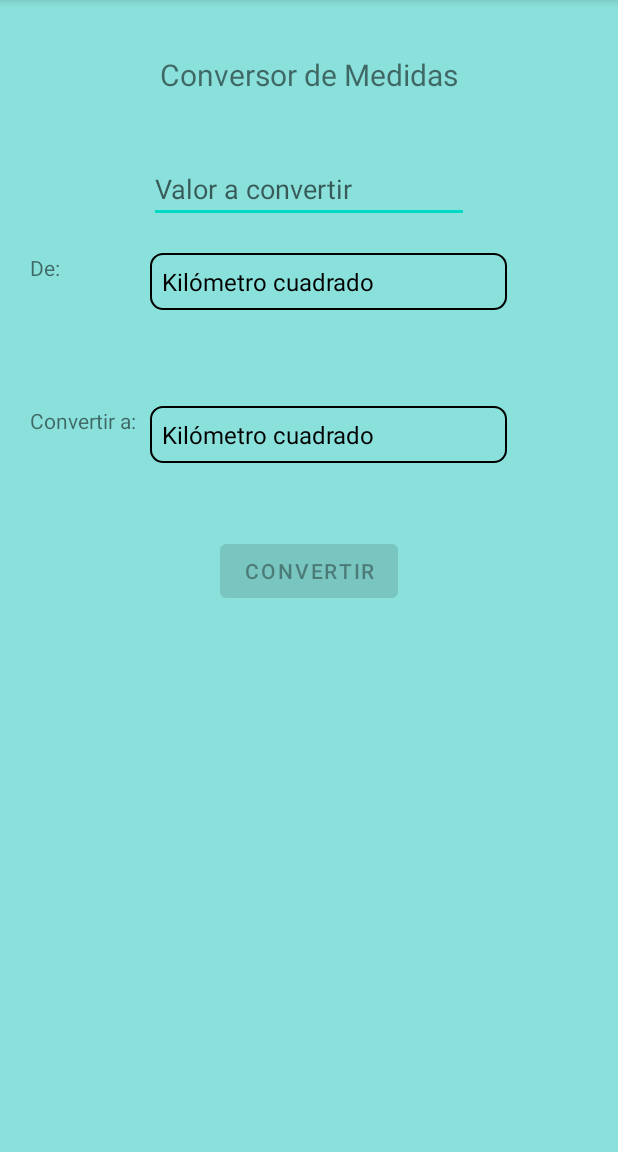
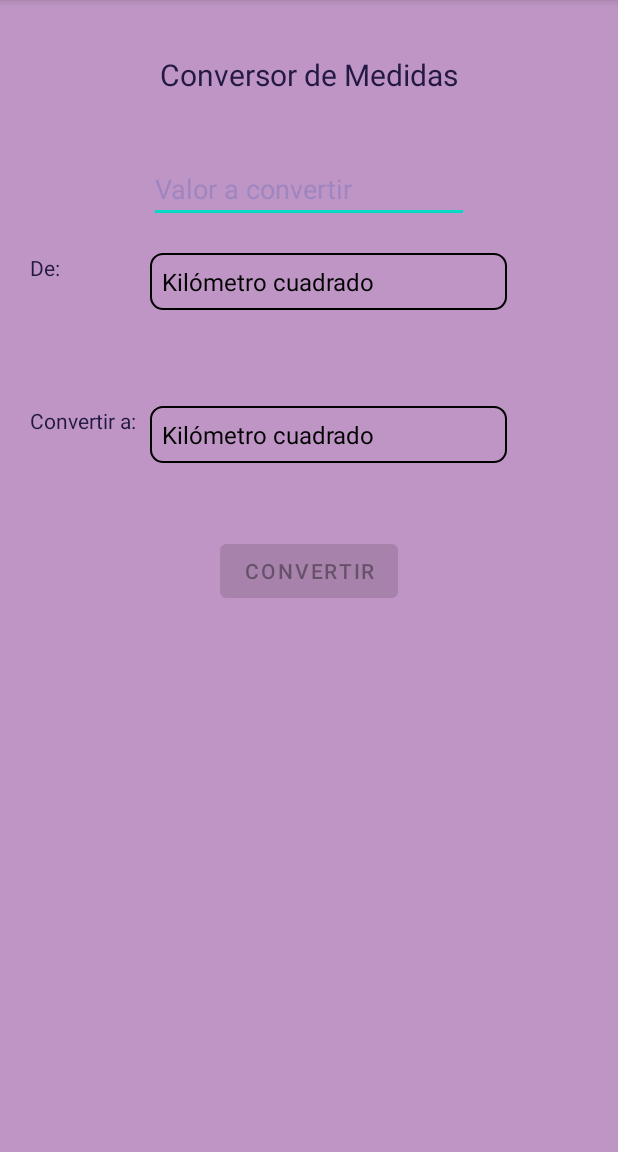
Before and after one commit to marticv/conversor_medidas, an Android app: the screen it shows after launch (MainActivity), on a phone screen of 412 x 824 dp, the part 84-1236 px from its top. Run offline under Robolectric (Android 15) with nearby library versions, the phone set to English and light mode, and no system bars.

Commit message:
Colores cambiados para facilitar vision

```diff
--- a/app/src/main/res/layout/activity_main.xml
+++ b/app/src/main/res/layout/activity_main.xml
@@ -4,7 +4,7 @@
     xmlns:tools="http://schemas.android.com/tools"
     android:layout_width="match_parent"
     android:layout_height="match_parent"
-    android:background="@color/color_propio"
+    android:background="@color/myBackground"
     tools:context=".MainActivity">
 
     <TextView
@@ -14,6 +14,7 @@
         android:layout_marginTop="36dp"
         android:text="Conversor de Medidas"
         android:textSize="20dp"
+        android:textColor="@color/textColor"
         app:layout_constraintEnd_toEndOf="parent"
         app:layout_constraintHorizontal_bias="0.5"
         app:layout_constraintStart_toStartOf="parent"
@@ -25,6 +26,7 @@
         android:layout_height="wrap_content"
         android:layout_marginTop="40dp"
         android:ems="10"
+        android:textColorHint="@color/hintColor"
         android:hint="Valor a convertir"
         android:inputType="numberDecimal"
         app:layout_constraintEnd_toEndOf="parent"
@@ -37,6 +39,7 @@
         android:layout_height="wrap_content"
         android:layout_marginEnd="60dp"
         android:text="De:"
+        android:textColor="@color/textColor"
         app:layout_constraintEnd_toStartOf="@+id/spEntry"
         app:layout_constraintTop_toTopOf="@+id/spEntry" />
 
@@ -58,6 +61,7 @@
         android:layout_width="wrap_content"
         android:layout_height="wrap_content"
         android:text="Convertir a:"
+        android:textColor="@color/textColor"
         app:layout_constraintStart_toStartOf="@+id/tvFrom"
         app:layout_constraintTop_toTopOf="@+id/spExit" />
 
@@ -80,6 +84,7 @@
         android:layout_height="wrap_content"
         android:layout_marginTop="48dp"
         android:textSize="20dp"
+        android:textColor="@color/textColor"
         android:visibility="invisible"
         app:layout_constraintEnd_toEndOf="parent"
         app:layout_constraintHorizontal_bias="0.5"
--- a/app/src/main/res/values/colors.xml
+++ b/app/src/main/res/values/colors.xml
@@ -8,5 +8,8 @@
     <color name="black">#FF000000</color>
     <color name="white">#FFFFFFFF</color>
     <color name="red">#FF0000</color>
-    <color name="color_propio">#8ae0db</color>
+    <color name="myBackground">#BE95C4</color>
+    <color name="spinnerBackground">#E0B1CB</color>
+    <color name="hintColor">#9F86C0</color>
+    <color name="textColor">#231942</color>
 </resources>
--- a/app/src/main/res/values/styles.xml
+++ b/app/src/main/res/values/styles.xml
@@ -5,7 +5,6 @@
         <item name="android:layout_width">match_parent</item>
         <item name="android:layout_height">wrap_content</item>
         <item name="android:layout_margin">10dp</item>
-        <item name="android:popupBackground">@color/teal_700</item>
-        <item name="android:radius">5dp</item>
+        <item name="android:popupBackground">@color/spinnerBackground</item>
     </style>
 </resources>
```
